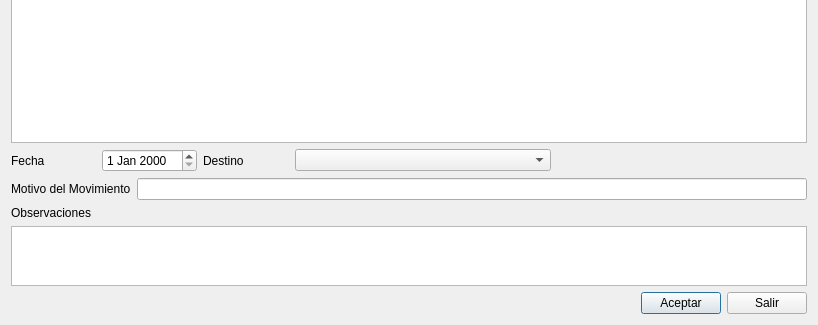
First picture: the form in frm_mover_trafo.ui, repository messinajuan/EnerGis5, before the edit; both pictures show x 0 to 818 and y 184 to 509 of the 818 by 509 pixel window.
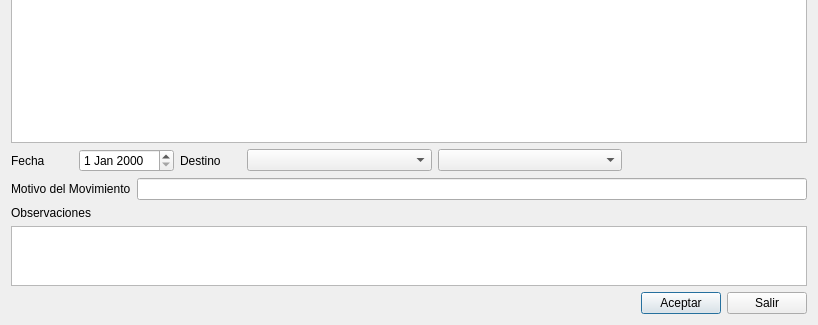
Second picture: the form after the edit.

```diff
--- a/frm_mover_trafo.ui
+++ b/frm_mover_trafo.ui
@@ -96,7 +96,7 @@
       </widget>
      </item>
      <item>
-      <layout class="QHBoxLayout" name="horizontalLayout_2" stretch="1,1,1,3,3">
+      <layout class="QHBoxLayout" name="horizontalLayout_2" stretch="1,1,1,3,3,3">
        <item>
         <widget class="QLabel" name="label">
          <property name="text">
@@ -117,6 +117,9 @@
        <item>
         <widget class="QComboBox" name="cmbDestino"/>
        </item>
+       <item>
+        <widget class="QComboBox" name="cmbAlmacen"/>
+       </item>
        <item>
         <spacer name="horizontalSpacer_2">
          <property name="orientation">
```
Left out of the diff: 6 changed lines with no effect on the pictures.
